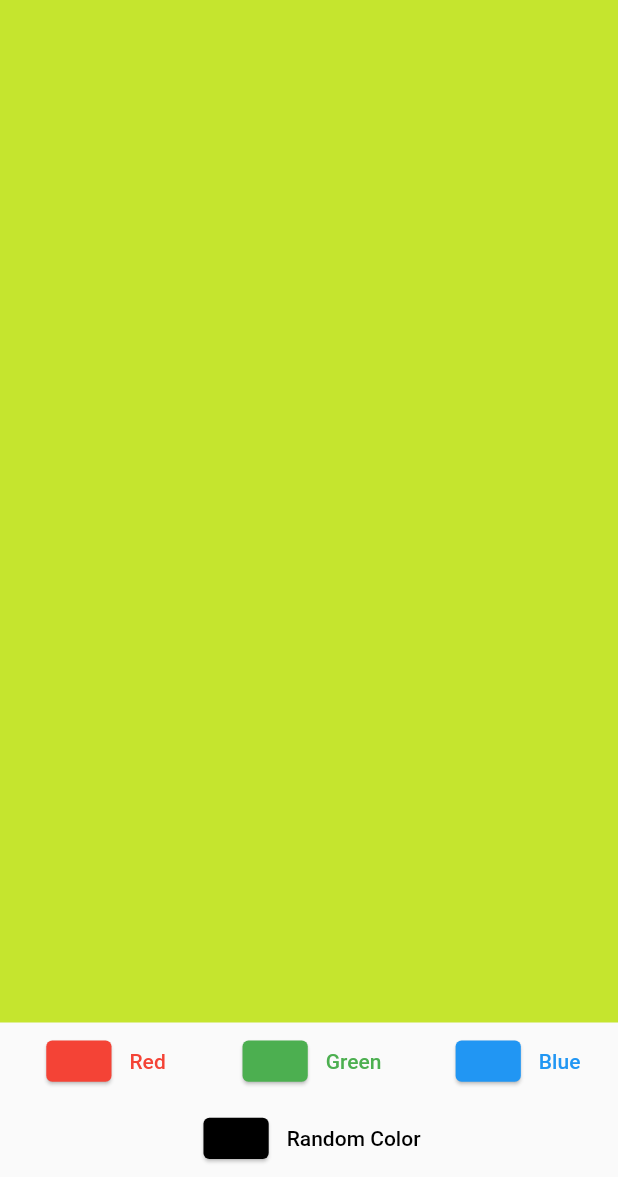
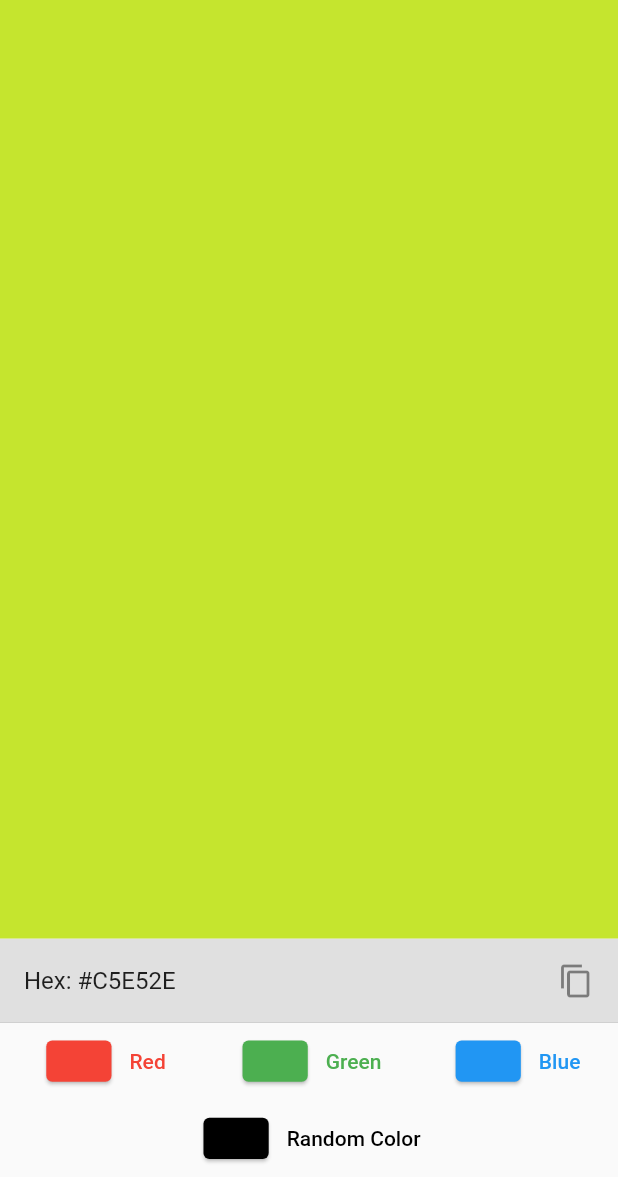
Before and after one commit to metehankarakaya/colorify-mobile, a Flutter app: the screen it shows after launch, after a tap on "Random Color", on a phone screen of 412 x 824 dp, the part 59-1236 px from its top. Run offline on Flutter 3.47's test engine with Material 2 defaults, Android fonts, the phone set to English and light mode, and no system bars; our stand-ins replace logger, stacked.

Commit message:
Add hex code field

```diff
--- a/lib/presentation/home/home_view.dart
+++ b/lib/presentation/home/home_view.dart
@@ -29,8 +29,19 @@ class _HomeViewState extends State<HomeView> {
           children: [
             if (viewModel.randomColor != null) ... [
               Expanded(
-                child: Container(
-                  color: viewModel.randomColor,
+                child: Column(
+                  children: [
+                    Expanded(
+                      child: Container(
+                        color: viewModel.randomColor,
+                      ),
+                    ),
+                    ListTile(
+                      trailing: const Icon(Icons.copy),
+                      tileColor: AppColor.grey300,
+                      title: Text("Hex: #${viewModel.hexPart}"),
+                    )
+                  ],
                 ),
               )
             ]
@@ -41,6 +52,7 @@ class _HomeViewState extends State<HomeView> {
                 ),
               ),
             ],
+            const Divider(height: 0,),
             Row(
               mainAxisAlignment: MainAxisAlignment.spaceAround,
               children: [
```
